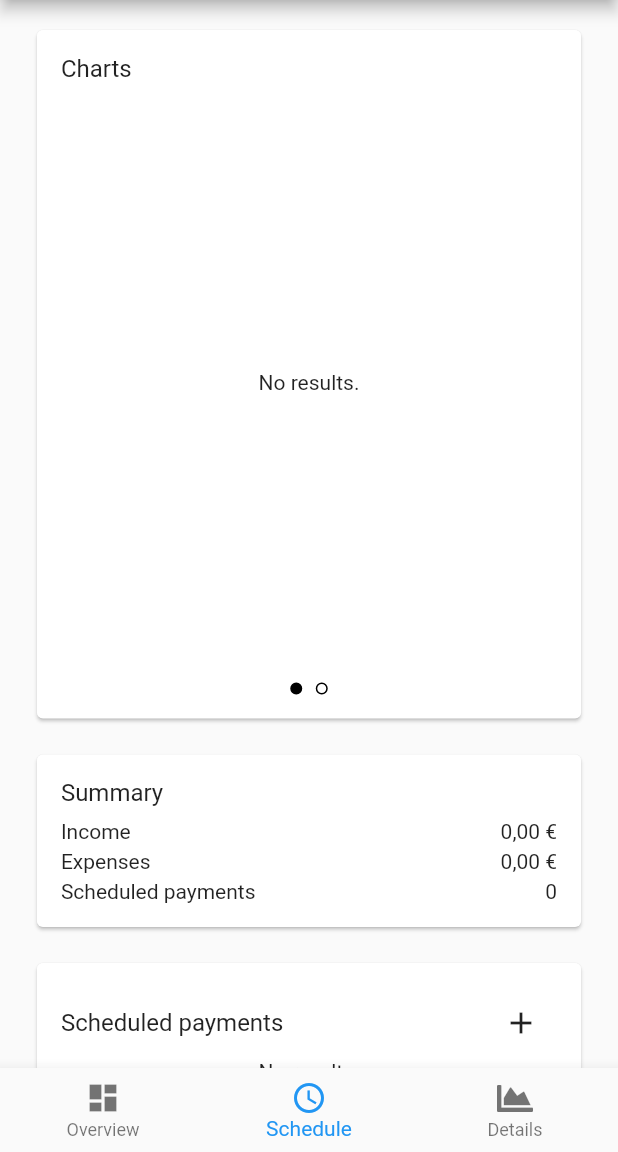
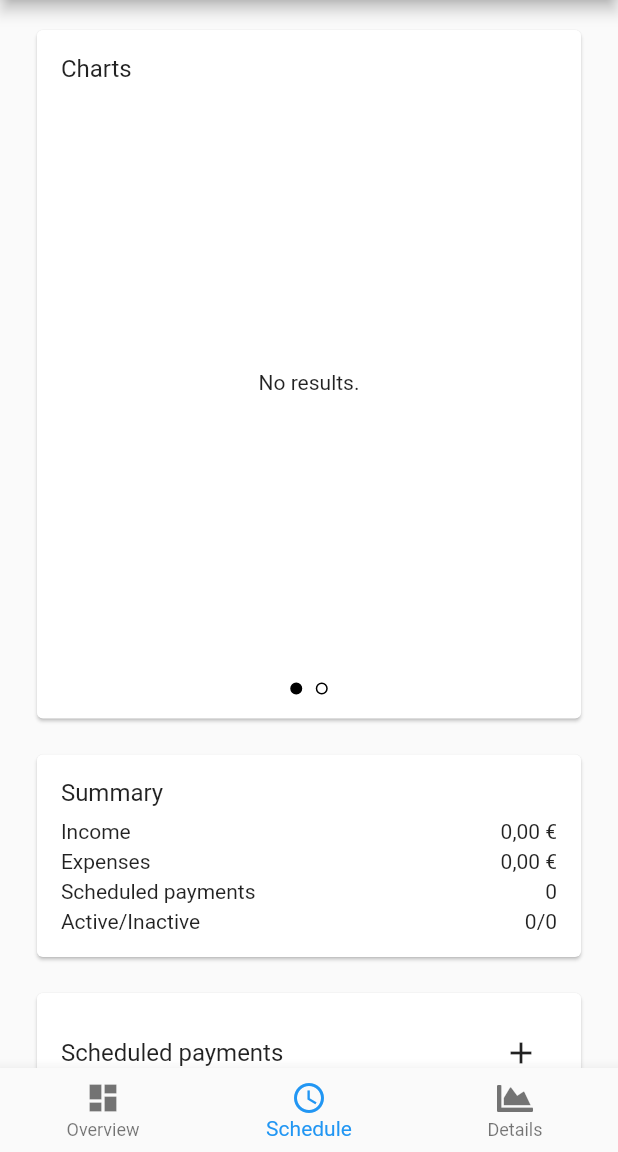
Before and after one commit to niels-hb/consilium, a Flutter app: the screen it shows once a user with an empty profile is signed in, item 2 of the bottom bar chosen, on a phone screen of 412 x 824 dp, the part 84-1236 px from its top. Run offline on Flutter 3.47's test engine with Material 2 defaults, Android fonts, the phone set to English and light mode, and no system bars; our stand-ins replace cloud_firestore, firebase_auth, firebase_core, fl_chart, flutter_typeahead, font_awesome_flutter and 1 more; missing offline and left inert: enum_to_string, firebase_auth_platform_interface; accounts and stored records are empty; generated files the repository leaves out were written again.

Commit message:
Added active/inactive schedule count to ScheduleTab

```diff
--- a/lib/l10n/app_de.arb
+++ b/lib/l10n/app_de.arb
@@ -63,5 +63,6 @@
     "confirmDeleteSchedule": "Wiederkehrende Zahlung löschen?",
     "numberNotGreaterThanZero": "Zahl muss größer als 0 sein.",
     "income": "Einkommen",
-    "expenses": "Ausgaben"
+    "expenses": "Ausgaben",
+    "activeToInactiveSchedules": "Aktiv/Inaktiv"
 }
--- a/lib/l10n/app_en.arb
+++ b/lib/l10n/app_en.arb
@@ -96,5 +96,6 @@
     "confirmDeleteSchedule": "Delete scheduled payment?",
     "numberNotGreaterThanZero": "Number has to be greater than 0.",
     "income": "Income",
-    "expenses": "Expenses"
+    "expenses": "Expenses",
+    "activeToInactiveSchedules": "Active/Inactive"
 }
--- a/lib/pages/home/tabs/schedule.dart
+++ b/lib/pages/home/tabs/schedule.dart
@@ -331,6 +331,14 @@ class _SummaryCard extends StatelessWidget {
   Widget _buildSummary(BuildContext context) {
     final Map<ScheduleType, double> types = getAmountPerType(data);
 
+    final int activeSchedules = data
+        .where(
+          (QueryDocumentSnapshot<ScheduleModel> snapshot) =>
+              snapshot.data().active,
+        )
+        .toList()
+        .length;
+
     return Row(
       mainAxisAlignment: MainAxisAlignment.spaceBetween,
       children: <Widget>[
@@ -342,6 +350,8 @@ class _SummaryCard extends StatelessWidget {
             Text(AppLocalizations.of(context)!.expenses),
             const SizedBox(height: 4.0),
             Text(AppLocalizations.of(context)!.scheduledPayments),
+            const SizedBox(height: 4.0),
+            Text(AppLocalizations.of(context)!.activeToInactiveSchedules),
           ],
         ),
         Column(
@@ -364,6 +374,8 @@ class _SummaryCard extends StatelessWidget {
             ),
             const SizedBox(height: 4.0),
             Text(data.length.toString()),
+            const SizedBox(height: 4.0),
+            Text('$activeSchedules/${data.length - activeSchedules}'),
           ],
         ),
       ],
```
